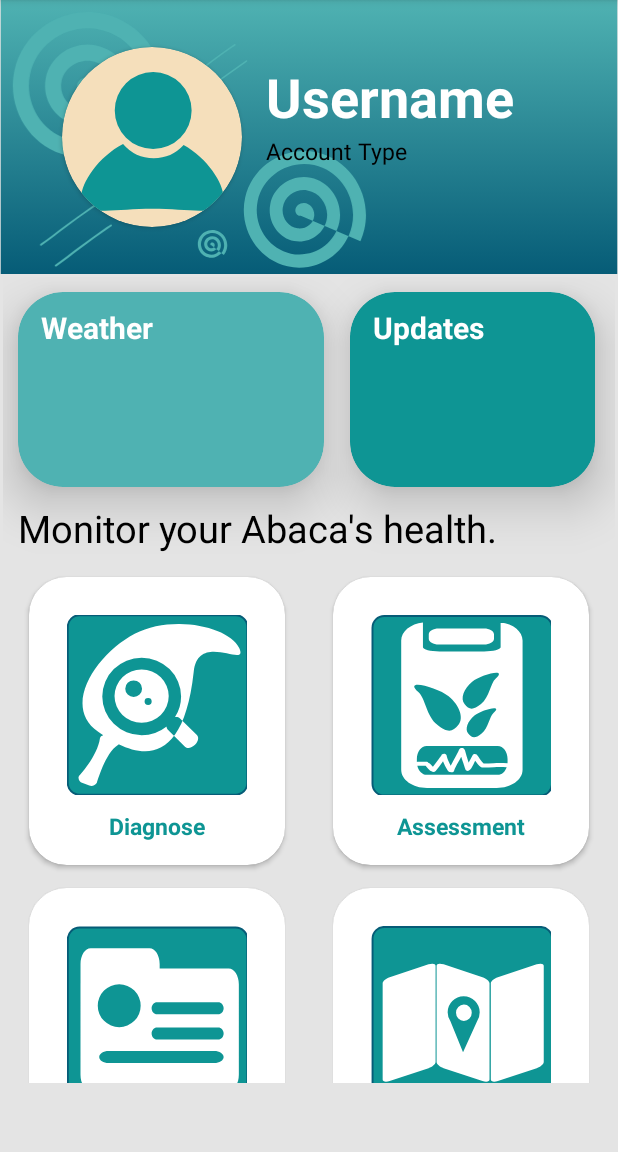
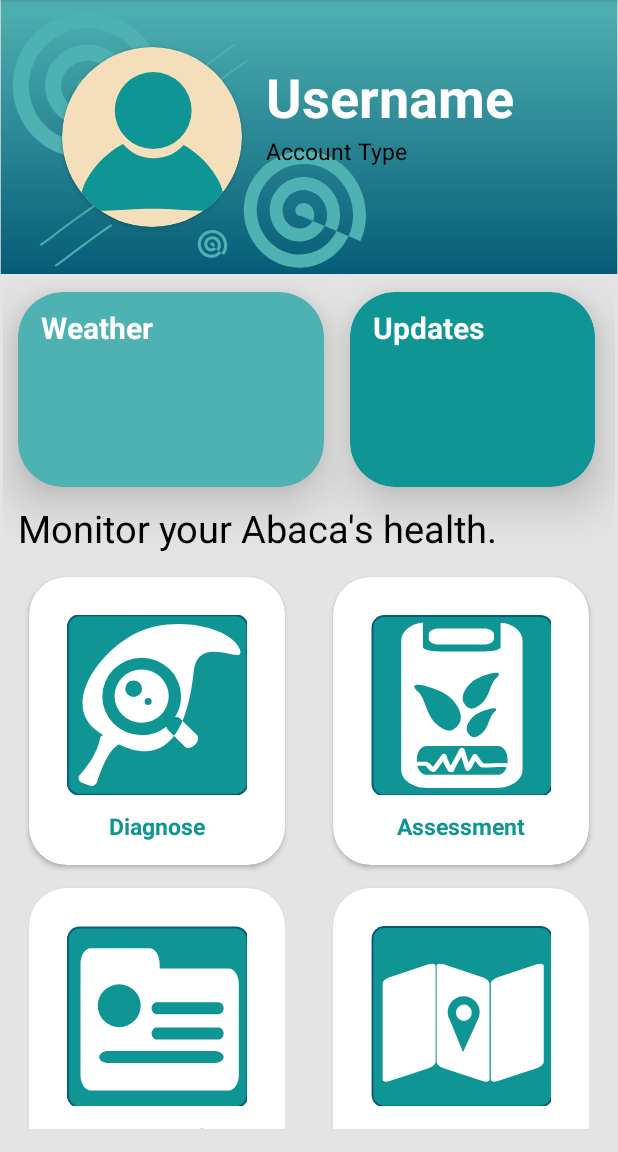
Before and after one commit to Circoolbilog/Philfida-abaca-app, an Android app: the screen it shows after launch once a user with an empty profile is signed in (MainActivity), on a phone screen of 412 x 824 dp, the part 84-1236 px from its top. Run offline under Robolectric (Android 15) with nearby library versions, the phone set to English and light mode, and no system bars; our stand-ins replace Firebase (no records; nobody signed in at launch, a user with empty details on screens opened directly).

```diff
--- a/app/src/main/res/layout/activity_main.xml
+++ b/app/src/main/res/layout/activity_main.xml
@@ -82,7 +82,7 @@
         android:fillViewport="true"
         app:layout_constraintEnd_toEndOf="parent"
         app:layout_constraintHeight_default="percent"
-        app:layout_constraintHeight_percent="0.7"
+        app:layout_constraintHeight_percent="0.74"
         app:layout_constraintStart_toStartOf="parent"
         app:layout_constraintTop_toBottomOf="@id/mainActBG">
 
```
